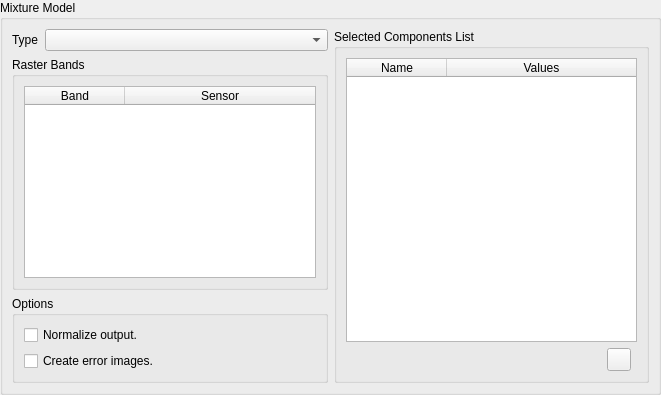
The window that src/terralib/qt/widgets/rp/ui/MixtureModelWizardPageForm.ui (claudiobogossian/terralib5) describes before a commit, drawn with Qt 5.
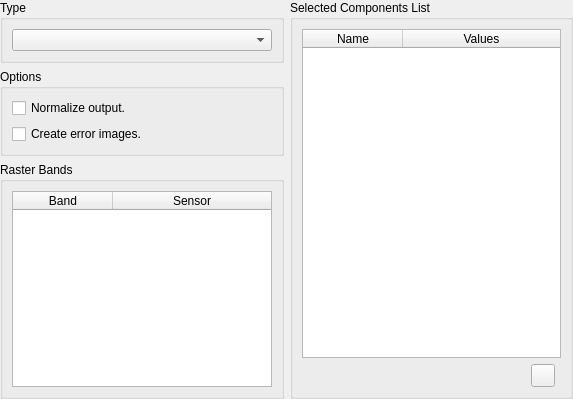
The same window after the commit.

```diff
--- a/src/terralib/qt/widgets/rp/ui/MixtureModelWizardPageForm.ui
+++ b/src/terralib/qt/widgets/rp/ui/MixtureModelWizardPageForm.ui
@@ -6,28 +6,41 @@
    <rect>
     <x>0</x>
     <y>0</y>
-    <width>661</width>
-    <height>309</height>
+    <width>573</width>
+    <height>399</height>
    </rect>
   </property>
   <property name="windowTitle">
    <string>Mixture Model</string>
   </property>
-  <layout class="QGridLayout" name="gridLayout_2">
+  <layout class="QGridLayout" name="gridLayout_5">
    <property name="margin">
     <number>0</number>
    </property>
    <item row="0" column="0">
-    <widget class="QGroupBox" name="groupBox">
-     <property name="title">
-      <string>Mixture Model</string>
-     </property>
-     <layout class="QGridLayout" name="gridLayout_5">
-      <item row="0" column="0">
        <layout class="QGridLayout" name="gridLayout_4">
         <item row="0" column="0">
          <layout class="QGridLayout" name="gridLayout_3">
-          <item row="2" column="0">
+       <item row="0" column="0">
+        <widget class="QGroupBox" name="groupBox">
+         <property name="title">
+          <string>Type</string>
+         </property>
+         <layout class="QGridLayout" name="gridLayout_2">
+          <item row="0" column="0">
+           <widget class="QComboBox" name="m_typeComboBox">
+            <property name="sizePolicy">
+             <sizepolicy hsizetype="MinimumExpanding" vsizetype="Fixed">
+              <horstretch>0</horstretch>
+              <verstretch>0</verstretch>
+             </sizepolicy>
+            </property>
+           </widget>
+          </item>
+         </layout>
+        </widget>
+       </item>
+       <item row="1" column="0">
            <widget class="QGroupBox" name="groupBox_2">
             <property name="sizePolicy">
              <sizepolicy hsizetype="Minimum" vsizetype="Preferred">
@@ -65,28 +78,7 @@
             </layout>
            </widget>
           </item>
-          <item row="0" column="0">
-           <layout class="QGridLayout" name="gridLayout_6">
-            <item row="0" column="0">
-             <widget class="QLabel" name="label">
-              <property name="text">
-               <string>Type</string>
-              </property>
-             </widget>
-            </item>
-            <item row="0" column="1">
-             <widget class="QComboBox" name="m_typeComboBox">
-              <property name="sizePolicy">
-               <sizepolicy hsizetype="MinimumExpanding" vsizetype="Fixed">
-                <horstretch>0</horstretch>
-                <verstretch>0</verstretch>
-               </sizepolicy>
-              </property>
-             </widget>
-            </item>
-           </layout>
-          </item>
-          <item row="1" column="0">
+       <item row="2" column="0">
            <widget class="QGroupBox" name="m_bandsListGroupBox">
             <property name="sizePolicy">
              <sizepolicy hsizetype="MinimumExpanding" vsizetype="MinimumExpanding">
@@ -210,9 +202,6 @@
          </widget>
         </item>
        </layout>
-      </item>
-     </layout>
-    </widget>
    </item>
   </layout>
  </widget>
```
Lines whose indentation alone changed are shown as unchanged.
